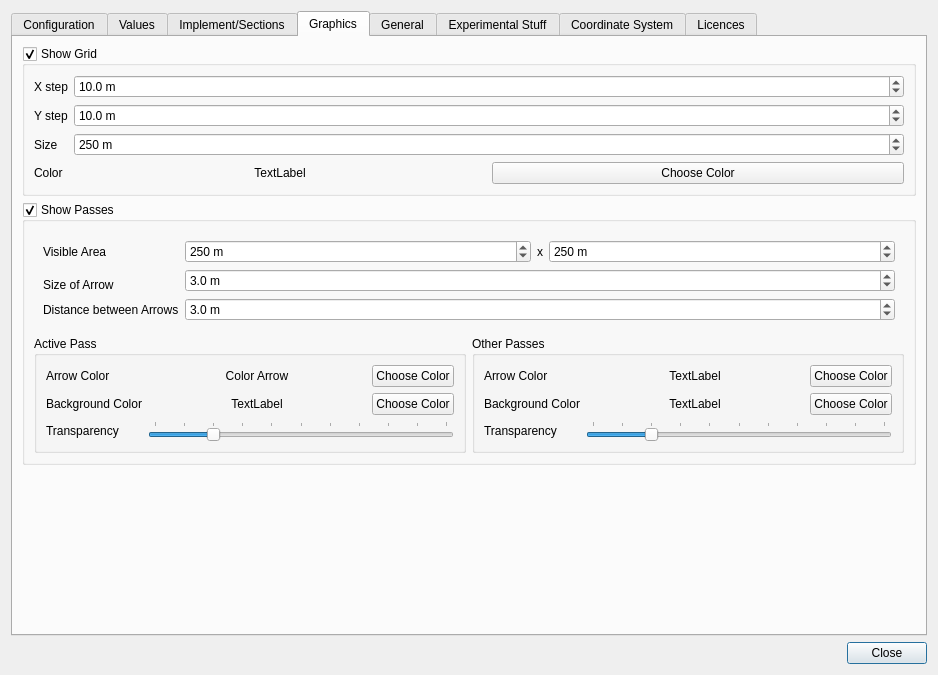
Before: the Qt Designer form src/gui/SettingsDialog.ui in eringerli/QtOpenGuidance, drawn with Qt 5.
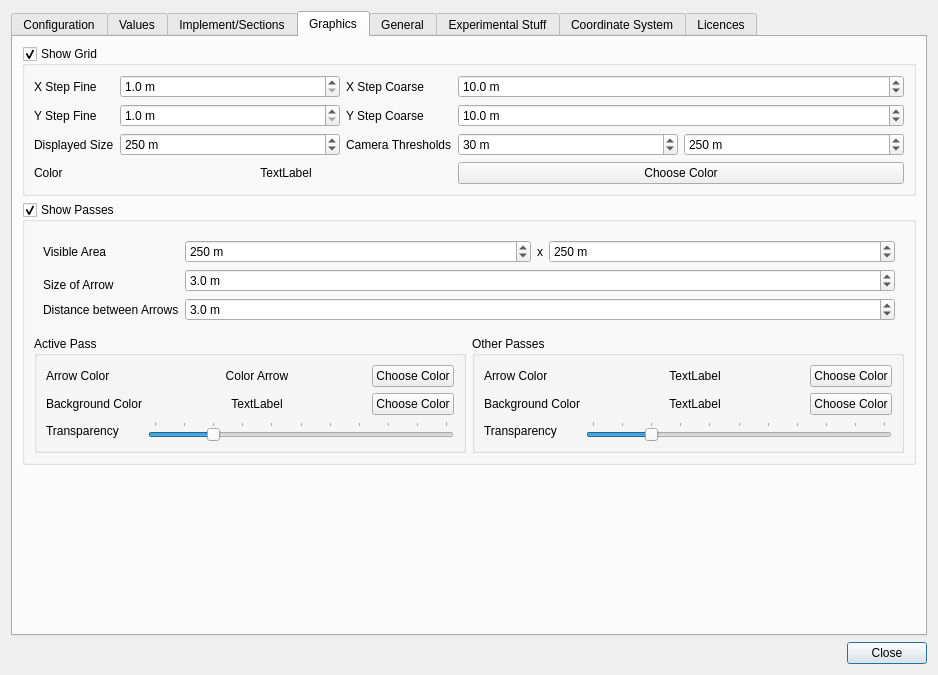
After: the same form once the commit is applied. The open tabs and pages were chosen to show the change. Icons and pictures are not drawn. Custom widgets are drawn as their Qt base class.

Commit message: fine, coarse and not visible grid, depends on the camera distance

```diff
--- a/src/gui/SettingsDialog.ui
+++ b/src/gui/SettingsDialog.ui
@@ -615,8 +615,130 @@
             <bool>true</bool>
            </property>
            <layout class="QGridLayout" name="gridLayout_6">
+            <item row="1" column="1">
+             <widget class="QDoubleSpinBox" name="dsbGridYStep">
+              <property name="sizePolicy">
+               <sizepolicy hsizetype="Expanding" vsizetype="Fixed">
+                <horstretch>0</horstretch>
+                <verstretch>0</verstretch>
+               </sizepolicy>
+              </property>
+              <property name="focusPolicy">
+               <enum>Qt::WheelFocus</enum>
+              </property>
+              <property name="suffix">
+               <string notr="true"> m</string>
+              </property>
+              <property name="decimals">
+               <number>1</number>
+              </property>
+              <property name="minimum">
+               <double>1.000000000000000</double>
+              </property>
+              <property name="maximum">
+               <double>100.000000000000000</double>
+              </property>
+              <property name="value">
+               <double>1.000000000000000</double>
+              </property>
+             </widget>
+            </item>
+            <item row="0" column="1">
+             <widget class="QDoubleSpinBox" name="dsbGridXStep">
+              <property name="sizePolicy">
+               <sizepolicy hsizetype="Expanding" vsizetype="Fixed">
+                <horstretch>2</horstretch>
+                <verstretch>0</verstretch>
+               </sizepolicy>
+              </property>
+              <property name="focusPolicy">
+               <enum>Qt::WheelFocus</enum>
+              </property>
+              <property name="suffix">
+               <string notr="true"> m</string>
+              </property>
+              <property name="decimals">
+               <number>1</number>
+              </property>
+              <property name="minimum">
+               <double>1.000000000000000</double>
+              </property>
+              <property name="maximum">
+               <double>100.000000000000000</double>
+              </property>
+              <property name="stepType">
+               <enum>QAbstractSpinBox::DefaultStepType</enum>
+              </property>
+              <property name="value">
+               <double>1.000000000000000</double>
+              </property>
+             </widget>
+            </item>
             <item row="3" column="1">
+             <widget class="QDoubleSpinBox" name="dsbGridSize">
+              <property name="sizePolicy">
+               <sizepolicy hsizetype="Expanding" vsizetype="Fixed">
+                <horstretch>0</horstretch>
+                <verstretch>0</verstretch>
+               </sizepolicy>
+              </property>
+              <property name="focusPolicy">
+               <enum>Qt::WheelFocus</enum>
+              </property>
+              <property name="suffix">
+               <string notr="true"> m</string>
+              </property>
+              <property name="decimals">
+               <number>0</number>
+              </property>
+              <property name="minimum">
+               <double>50.000000000000000</double>
+              </property>
+              <property name="maximum">
+               <double>1000.000000000000000</double>
+              </property>
+              <property name="singleStep">
+               <double>10.000000000000000</double>
+              </property>
+              <property name="value">
+               <double>250.000000000000000</double>
+              </property>
+             </widget>
+            </item>
+            <item row="4" column="0">
+             <widget class="QLabel" name="label_5">
+              <property name="focusPolicy">
+               <enum>Qt::NoFocus</enum>
+              </property>
+              <property name="text">
+               <string>Color</string>
+              </property>
+             </widget>
+            </item>
+            <item row="0" column="0">
+             <widget class="QLabel" name="label_2">
+              <property name="sizePolicy">
+               <sizepolicy hsizetype="Preferred" vsizetype="Preferred">
+                <horstretch>0</horstretch>
+                <verstretch>0</verstretch>
+               </sizepolicy>
+              </property>
+              <property name="focusPolicy">
+               <enum>Qt::NoFocus</enum>
+              </property>
+              <property name="text">
+               <string>X Step Fine</string>
+              </property>
+             </widget>
+            </item>
+            <item row="4" column="1" colspan="2">
              <widget class="QLabel" name="lbColor">
+              <property name="sizePolicy">
+               <sizepolicy hsizetype="Expanding" vsizetype="Preferred">
+                <horstretch>0</horstretch>
+                <verstretch>0</verstretch>
+               </sizepolicy>
+              </property>
               <property name="focusPolicy">
                <enum>Qt::NoFocus</enum>
               </property>
@@ -628,31 +750,13 @@
               </property>
              </widget>
             </item>
-            <item row="1" column="1" colspan="2">
-             <widget class="QDoubleSpinBox" name="dsbGridYStep">
-              <property name="sizePolicy">
-               <sizepolicy hsizetype="Expanding" vsizetype="Fixed">
-                <horstretch>0</horstretch>
-                <verstretch>0</verstretch>
-               </sizepolicy>
-              </property>
+            <item row="3" column="0">
+             <widget class="QLabel" name="label_4">
               <property name="focusPolicy">
                <enum>Qt::NoFocus</enum>
               </property>
-              <property name="suffix">
-               <string notr="true"> m</string>
-              </property>
-              <property name="decimals">
-               <number>1</number>
-              </property>
-              <property name="minimum">
-               <double>1.000000000000000</double>
-              </property>
-              <property name="maximum">
-               <double>100.000000000000000</double>
-              </property>
-              <property name="value">
-               <double>10.000000000000000</double>
+              <property name="text">
+               <string>Displayed Size</string>
               </property>
              </widget>
             </item>
@@ -662,14 +766,14 @@
                <enum>Qt::NoFocus</enum>
               </property>
               <property name="text">
-               <string>Y step</string>
+               <string>Y Step Fine</string>
               </property>
              </widget>
             </item>
-            <item row="2" column="1" colspan="2">
-             <widget class="QDoubleSpinBox" name="dsbGridSize">
+            <item row="3" column="4">
+             <widget class="QDoubleSpinBox" name="dsbGridCameraThresholdCoarse">
               <property name="sizePolicy">
-               <sizepolicy hsizetype="Expanding" vsizetype="Fixed">
+               <sizepolicy hsizetype="Preferred" vsizetype="Fixed">
                 <horstretch>0</horstretch>
                 <verstretch>0</verstretch>
                </sizepolicy>
@@ -684,7 +788,7 @@
                <number>0</number>
               </property>
               <property name="minimum">
-               <double>50.000000000000000</double>
+               <double>10.000000000000000</double>
               </property>
               <property name="maximum">
                <double>1000.000000000000000</double>
@@ -697,24 +801,14 @@
               </property>
              </widget>
             </item>
-            <item row="0" column="0">
-             <widget class="QLabel" name="label_2">
-              <property name="sizePolicy">
-               <sizepolicy hsizetype="Preferred" vsizetype="Preferred">
-                <horstretch>0</horstretch>
-                <verstretch>0</verstretch>
-               </sizepolicy>
-              </property>
-              <property name="focusPolicy">
-               <enum>Qt::NoFocus</enum>
-              </property>
-              <property name="text">
-               <string>X step</string>
-              </property>
-             </widget>
-            </item>
-            <item row="3" column="2">
+            <item row="4" column="3" colspan="2">
              <widget class="QPushButton" name="pbColor">
+              <property name="sizePolicy">
+               <sizepolicy hsizetype="Preferred" vsizetype="Fixed">
+                <horstretch>0</horstretch>
+                <verstretch>0</verstretch>
+               </sizepolicy>
+              </property>
               <property name="focusPolicy">
                <enum>Qt::NoFocus</enum>
               </property>
@@ -723,10 +817,77 @@
               </property>
              </widget>
             </item>
-            <item row="0" column="1" colspan="2">
-             <widget class="QDoubleSpinBox" name="dsbGridXStep">
+            <item row="0" column="2">
+             <widget class="QLabel" name="label_19">
               <property name="sizePolicy">
-               <sizepolicy hsizetype="Expanding" vsizetype="Fixed">
+               <sizepolicy hsizetype="Preferred" vsizetype="Preferred">
+                <horstretch>0</horstretch>
+                <verstretch>0</verstretch>
+               </sizepolicy>
+              </property>
+              <property name="focusPolicy">
+               <enum>Qt::NoFocus</enum>
+              </property>
+              <property name="text">
+               <string>X Step Coarse</string>
+              </property>
+             </widget>
+            </item>
+            <item row="3" column="2">
+             <widget class="QLabel" name="label_21">
+              <property name="focusPolicy">
+               <enum>Qt::NoFocus</enum>
+              </property>
+              <property name="text">
+               <string>Camera Thresholds</string>
+              </property>
+             </widget>
+            </item>
+            <item row="3" column="3">
+             <widget class="QDoubleSpinBox" name="dsbGridCameraThreshold">
+              <property name="sizePolicy">
+               <sizepolicy hsizetype="Preferred" vsizetype="Fixed">
+                <horstretch>0</horstretch>
+                <verstretch>0</verstretch>
+               </sizepolicy>
+              </property>
+              <property name="focusPolicy">
+               <enum>Qt::WheelFocus</enum>
+              </property>
+              <property name="suffix">
+               <string notr="true"> m</string>
+              </property>
+              <property name="decimals">
+               <number>0</number>
+              </property>
+              <property name="minimum">
+               <double>10.000000000000000</double>
+              </property>
+              <property name="maximum">
+               <double>1000.000000000000000</double>
+              </property>
+              <property name="singleStep">
+               <double>1.000000000000000</double>
+              </property>
+              <property name="value">
+               <double>30.000000000000000</double>
+              </property>
+             </widget>
+            </item>
+            <item row="1" column="2">
+             <widget class="QLabel" name="label_20">
+              <property name="focusPolicy">
+               <enum>Qt::NoFocus</enum>
+              </property>
+              <property name="text">
+               <string>Y Step Coarse</string>
+              </property>
+             </widget>
+            </item>
+            <item row="0" column="3" colspan="2">
+             <widget class="QDoubleSpinBox" name="dsbGridXStepCoarse">
+              <property name="sizePolicy">
+               <sizepolicy hsizetype="Preferred" vsizetype="Fixed">
                 <horstretch>2</horstretch>
                 <verstretch>0</verstretch>
                </sizepolicy>
@@ -754,23 +915,31 @@
               </property>
              </widget>
             </item>
-            <item row="3" column="0">
-             <widget class="QLabel" name="label_5">
+            <item row="1" column="3" colspan="2">
+             <widget class="QDoubleSpinBox" name="dsbGridYStepCoarse">
+              <property name="sizePolicy">
+               <sizepolicy hsizetype="Preferred" vsizetype="Fixed">
+                <horstretch>0</horstretch>
+                <verstretch>0</verstretch>
+               </sizepolicy>
+              </property>
               <property name="focusPolicy">
                <enum>Qt::NoFocus</enum>
               </property>
-              <property name="text">
-               <string>Color</string>
+              <property name="suffix">
+               <string notr="true"> m</string>
               </property>
-             </widget>
-            </item>
-            <item row="2" column="0">
-             <widget class="QLabel" name="label_4">
-              <property name="focusPolicy">
-               <enum>Qt::NoFocus</enum>
+              <property name="decimals">
+               <number>1</number>
               </property>
-              <property name="text">
-               <string>Size</string>
+              <property name="minimum">
+               <double>1.000000000000000</double>
+              </property>
+              <property name="maximum">
+               <double>100.000000000000000</double>
+              </property>
+              <property name="value">
+               <double>10.000000000000000</double>
               </property>
              </widget>
             </item>
```
Left out of the diff: 16 changed lines with no effect on the pictures. The commit also changes 5 other files.
